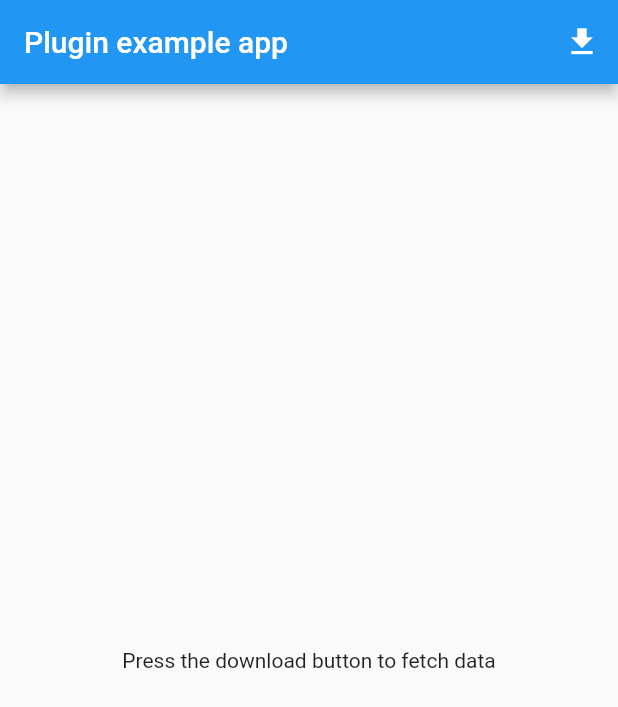
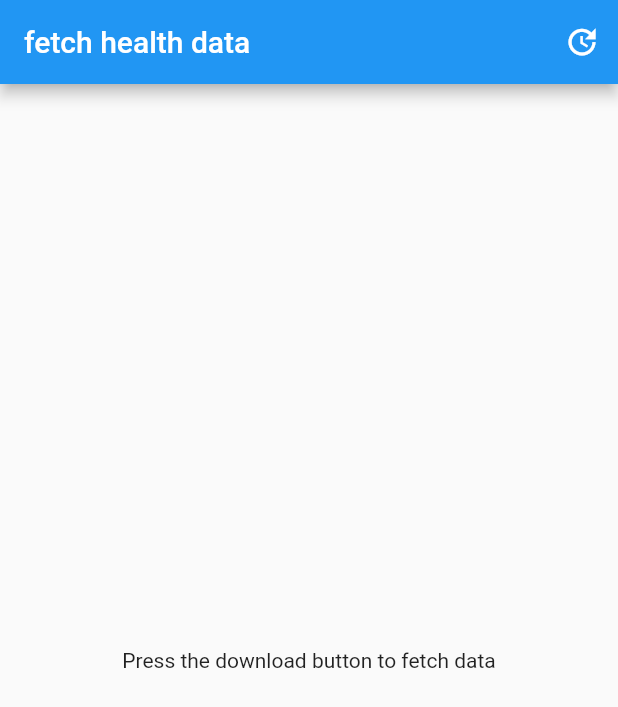
Before and after one commit to 89Dojo/flutter_health_app, a Flutter app: the screen it shows after launch, on a phone screen of 412 x 824 dp. Shown: the top 707 px of the screen. Run offline on Flutter 3.47's test engine with Material 2 defaults, Android fonts, the phone set to English and light mode, and no system bars; missing offline and left inert: health.

Commit message:
fix no for

```diff
--- a/lib/main.dart
+++ b/lib/main.dart
@@ -34,28 +34,9 @@ class _MyAppState extends State<MyApp> {
       bool weightAvailable = Health.isDataTypeAvailable(HealthDataType.WEIGHT);
       print("is WEIGHT data type available?: $weightAvailable");
 
-      /// Specify the wished data types
-      List<HealthDataType> types = [
-//        HealthDataType.ACTIVE_ENERGY_BURNED,
-//        HealthDataType.BASAL_ENERGY_BURNED,
-//        HealthDataType.BLOOD_GLUCOSE,
-//        HealthDataType.BLOOD_OXYGEN,
-//        HealthDataType.BLOOD_PRESSURE_DIASTOLIC,
-//        HealthDataType.BLOOD_PRESSURE_SYSTOLIC,
-//        HealthDataType.BODY_FAT_PERCENTAGE,
-//        HealthDataType.BODY_MASS_INDEX,
-//        HealthDataType.HEART_RATE,
-//        HealthDataType.HEIGHT,
-//        HealthDataType.RESTING_HEART_RATE,
-        HealthDataType.STEPS,
-//        HealthDataType.WAIST_CIRCUMFERENCE,
-//        HealthDataType.WEIGHT
-      ];
-
-      for (HealthDataType type in types) {
       /// Calls must be wrapped in a try catch block
       try {
-          /// Fetch new data
+        HealthDataType type = HealthDataType.STEPS;
         List<HealthDataPoint> healthData =
             await Health.getHealthDataFromType(startDate, endDate, type);
 
@@ -66,7 +47,6 @@ class _MyAppState extends State<MyApp> {
         _healthDataList = Health.removeDuplicates(_healthDataList);
       } catch (exception) {
         print(exception.toString());
-        }
       }
 
       /// Print the results
@@ -132,10 +112,10 @@ class _MyAppState extends State<MyApp> {
     return MaterialApp(
       home: Scaffold(
           appBar: AppBar(
-            title: const Text('Plugin example app'),
+            title: const Text('fetch health data'),
             actions: <Widget>[
               IconButton(
-                icon: Icon(Icons.file_download),
+                icon: Icon(Icons.update),
                 onPressed: () {
                   fetchData();
                 },
```
Lines whose indentation alone changed are shown as unchanged.
